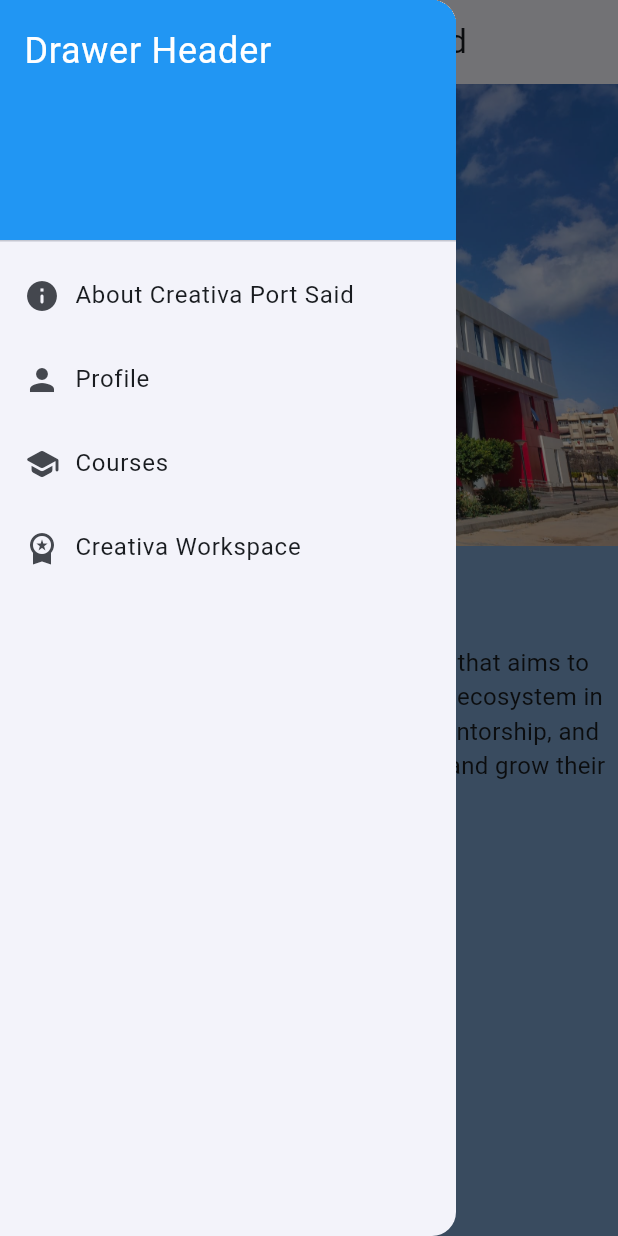
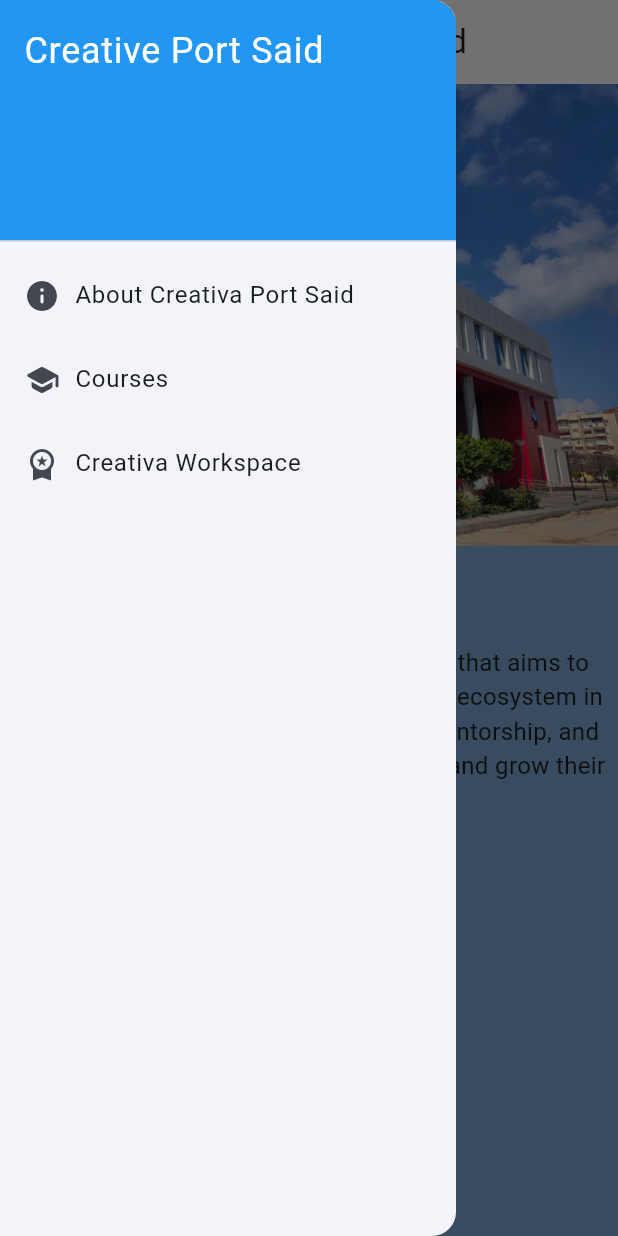
Before and after one commit to OmarSanad3/creativa-port-said-flutter-app, a Flutter app: the HomeScreen screen opened directly, with the side drawer open, on a phone screen of 412 x 824 dp. Run offline on Flutter 3.47's test engine with Material 3 defaults, Android fonts, the light colour scheme and no system bars; our stand-ins replace font_awesome_flutter.

Commit message:
add some changes in home_screen

```diff
--- a/lib/widgets/home_screen.dart
+++ b/lib/widgets/home_screen.dart
@@ -2,7 +2,6 @@
 import 'package:creative_portsaid/widgets/screens/about_creativa_screen.dart';
 import 'package:creative_portsaid/widgets/screens/courses_screen.dart';
 import 'package:creative_portsaid/widgets/screens/creativa_workspace_screen.dart';
-import 'package:creative_portsaid/widgets/screens/profile_screen.dart';
 import 'package:flutter/material.dart';
 
 class HomeScreen extends StatefulWidget {
@@ -26,11 +25,6 @@
       title: "About Creativa Port Said",
       icon: Icons.info_rounded,
       screen: const AboutCreativaScreen(),
-    ),
-    CustomListItem(
-      title: "Profile",
-      icon: Icons.person,
-      screen: const ProfileScreen(),
     ),
     CustomListItem(
       title: "Courses",
@@ -62,7 +56,7 @@
                 color: Colors.blue,
               ),
               child: Text(
-                'Drawer Header',
+                'Creative Port Said',
                 style: TextStyle(
                   color: Colors.white,
                   fontSize: 24,
```
